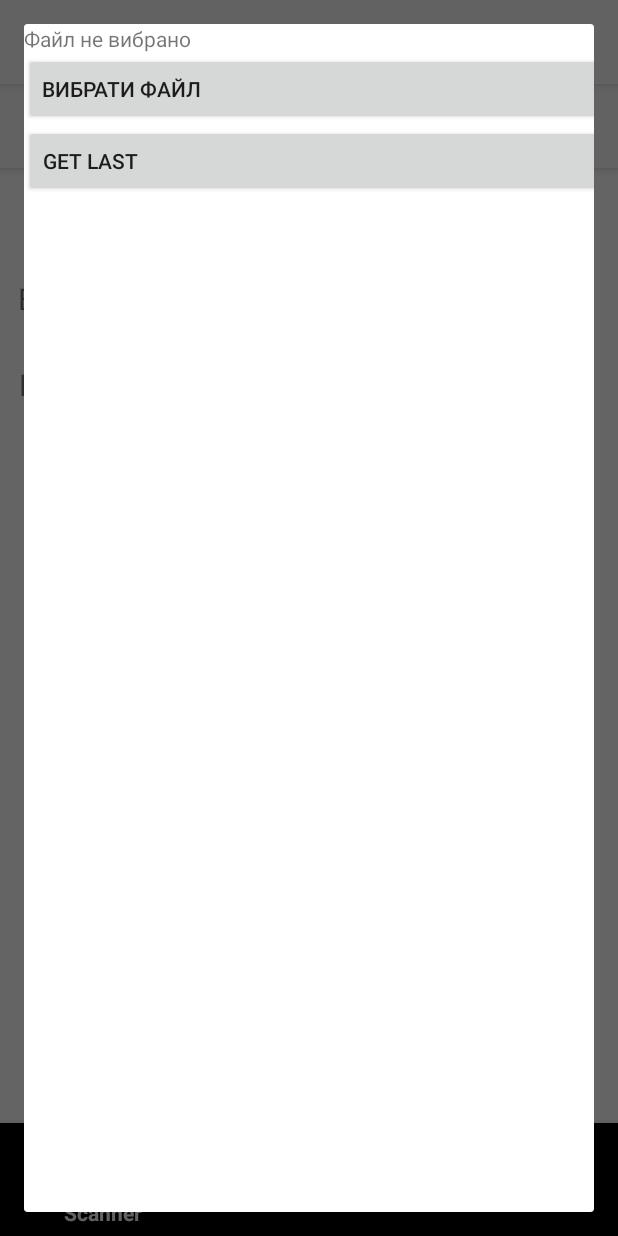
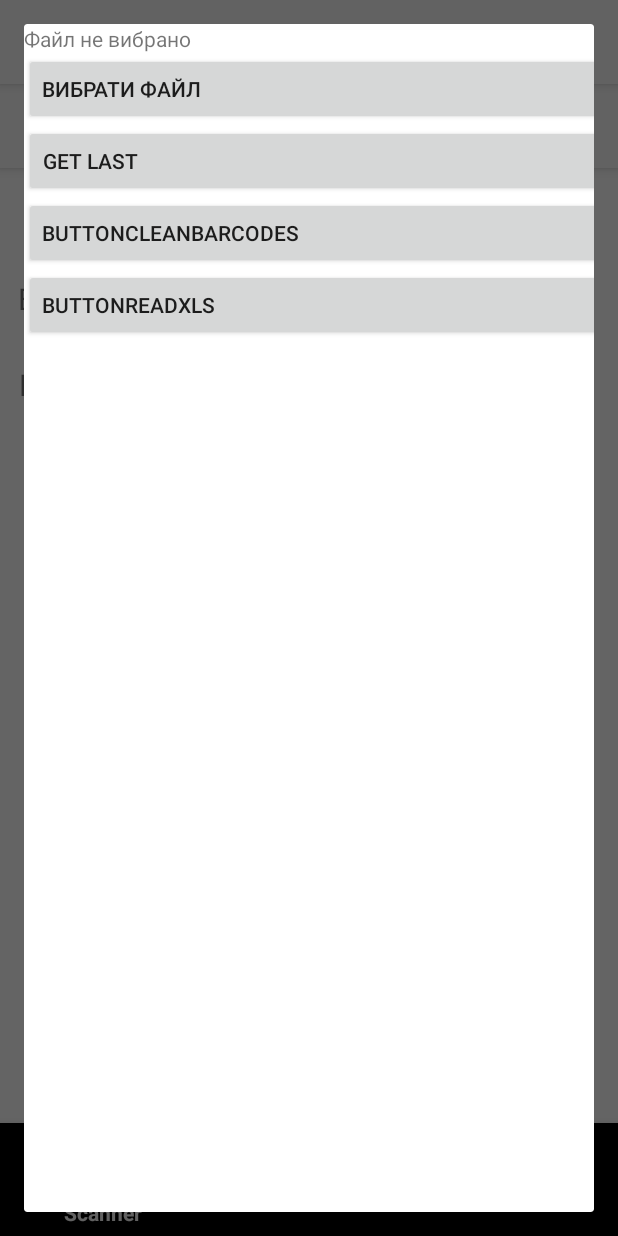
Before and after one commit to v-petrovskyi/Fasteners_Issuance_Tracking, an Android app: the screen it shows after launch (MainActivity), in the options menu, after a tap on "Добавити штрихкоди", on a phone screen of 412 x 824 dp. Run offline under Robolectric (Android 15) with nearby library versions, the light colour scheme and no system bars; our stand-ins replace Firebase (no records; nobody signed in at launch, a user with empty details on screens opened directly); libraries missing offline, so code that uses them is left out: com.journeyapps.barcodescanner, org.apache.poi.

Commit message:
add buttons

```diff
--- a/app/src/main/res/layout/fragment_add_new_barcodes.xml
+++ b/app/src/main/res/layout/fragment_add_new_barcodes.xml
@@ -38,4 +38,23 @@
         app:layout_constraintTop_toBottomOf="@+id/button_select_file" />
 
 
+    <Button
+        android:id="@+id/buttonCleanBarcodes"
+        android:layout_width="match_parent"
+        android:layout_height="wrap_content"
+        android:text="buttonCleanBarcodes"
+        app:layout_constraintEnd_toEndOf="parent"
+        app:layout_constraintStart_toStartOf="parent"
+        app:layout_constraintTop_toBottomOf="@+id/buttonGetLast" />
+
+    <Button
+        android:id="@+id/buttonReadXLS"
+        android:layout_width="match_parent"
+        android:layout_height="wrap_content"
+        android:text="buttonReadXLS"
+        app:layout_constraintEnd_toEndOf="parent"
+        app:layout_constraintStart_toStartOf="parent"
+        app:layout_constraintTop_toBottomOf="@+id/buttonCleanBarcodes" />
+
+
 </androidx.constraintlayout.widget.ConstraintLayout>
```
Also changed, not shown: app/src/main/java/com/v_petr/qrandbarcodescanner/AddNewBarCodesDialogFragment.kt (+64 -11 lines).
